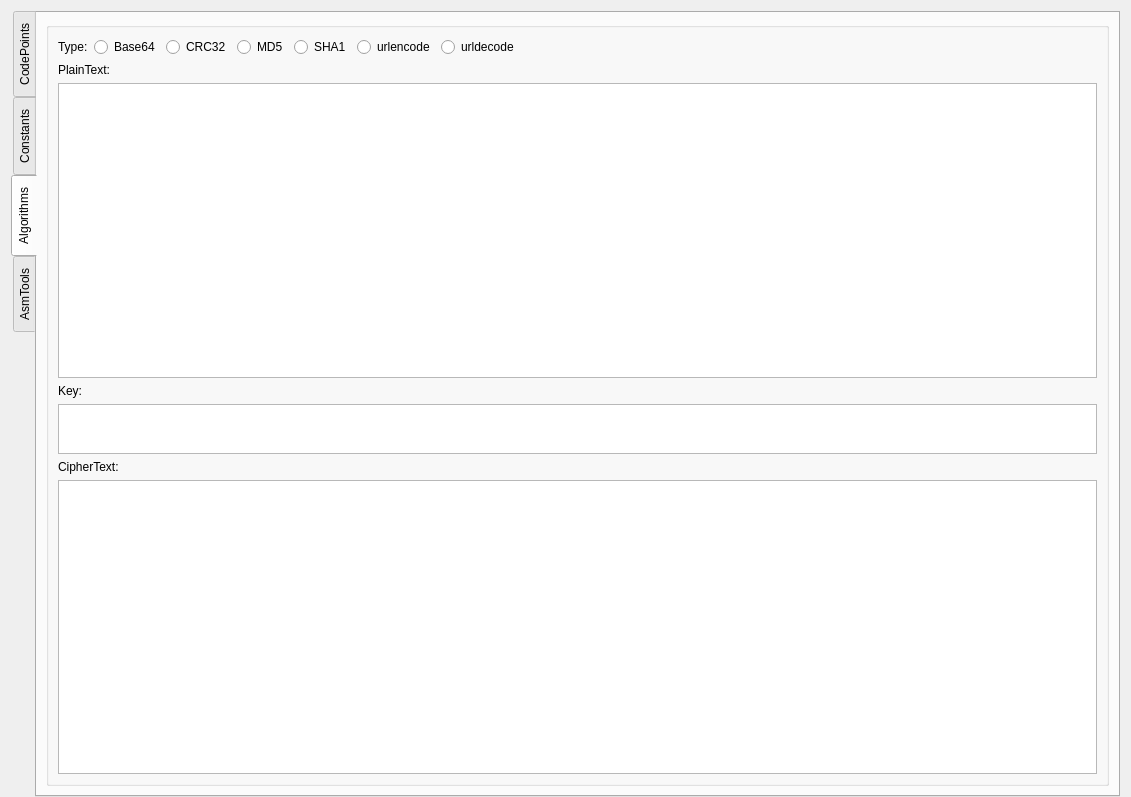
Qt form src/OpenArk/ui/coderkit.ui (BlackINT3/OpenArk) before a commit.
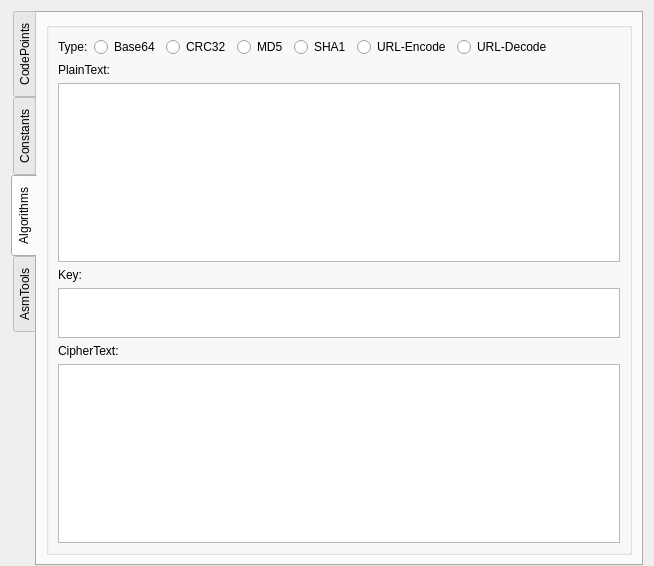
The same form after that commit.

```diff
--- a/src/OpenArk/ui/coderkit.ui
+++ b/src/OpenArk/ui/coderkit.ui
@@ -6,8 +6,8 @@
    <rect>
     <x>0</x>
     <y>0</y>
-    <width>1131</width>
-    <height>797</height>
+    <width>654</width>
+    <height>566</height>
    </rect>
   </property>
   <property name="sizePolicy">
@@ -572,14 +572,14 @@
             <item>
              <widget class="QRadioButton" name="urlencodeRadio">
               <property name="text">
-               <string>urlencode</string>
+               <string>URL-Encode</string>
               </property>
              </widget>
             </item>
             <item>
              <widget class="QRadioButton" name="urldecodeRadio">
               <property name="text">
-               <string>urldecode</string>
+               <string>URL-Decode</string>
               </property>
              </widget>
             </item>
```
